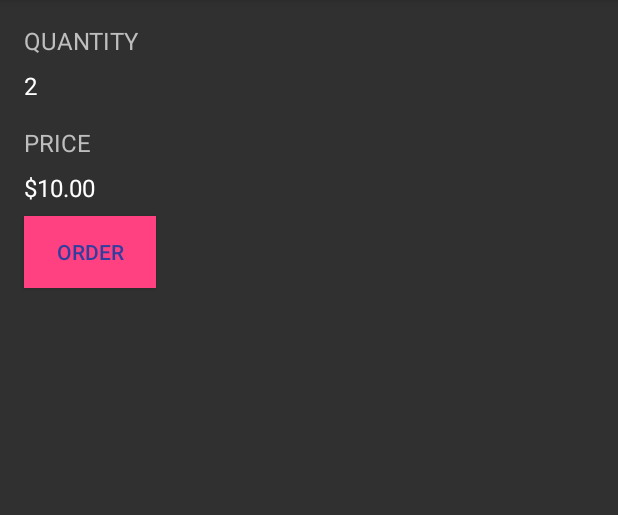
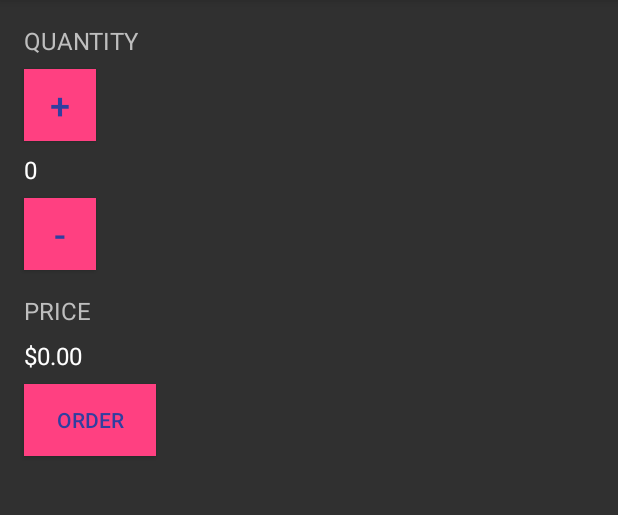
Before and after one commit to rowland007/JustJava, an Android app: the screen it shows after launch (MainActivity), after a tap on "ORDER", on a phone screen of 412 x 824 dp, the part 84-599 px from its top. Run offline under Robolectric (Android 15) with nearby library versions, the phone set to English and light mode, and no system bars.

Commit message:
Add increase/decrease button and functions

```diff
--- a/app/src/main/java/com/randarlabs/justjava/MainActivity.java
+++ b/app/src/main/java/com/randarlabs/justjava/MainActivity.java
@@ -5,11 +5,15 @@ import android.os.Bundle;
 import android.support.v7.app.AppCompatActivity;
 import android.view.View;
 import android.widget.TextView;
+import android.widget.Toast;
 
 /**
  * This app displays an order form to order coffee.
  */
 public class MainActivity extends AppCompatActivity {
+
+    int numberOfCoffees = 0;
+    double pricePerCoffee = 5.00;
 
     @Override
     protected void onCreate(Bundle savedInstanceState) {
@@ -22,7 +26,31 @@ public class MainActivity extends AppCompatActivity {
      */
     public void submitOrder(View view) {
         display(numberOfCoffees);
-        displayPrice(numberOfCoffees * 5);
+        displayPrice(numberOfCoffees * pricePerCoffee);
+        if(numberOfCoffees == 0) {
+            Toast.makeText(getApplicationContext(), "Nothing ordered", Toast.LENGTH_SHORT).show();
+        } else {
+            Toast.makeText(getApplicationContext(),"Thank you!", Toast.LENGTH_SHORT).show();
+        }
+    }
+
+    /**
+     * This method is called when the order button is clicked.
+     */
+    public void increaseQuantity(View view) {
+        numberOfCoffees = numberOfCoffees + 1;
+        display(numberOfCoffees);
+    }
+
+    /**
+     * This method is called when the order button is clicked.
+     */
+    public void decreaseQuantity(View view) {
+        if (numberOfCoffees <= 0) {
+            Toast.makeText(getApplicationContext(),"ERROR: Can't have less than 0", Toast.LENGTH_SHORT).show();
+        }
+        numberOfCoffees = numberOfCoffees > 0 ? numberOfCoffees - 1 : 0;
+        display(numberOfCoffees);
     }
 
     /**
@@ -36,10 +64,9 @@ public class MainActivity extends AppCompatActivity {
     /**
      * This method displays the given price on the screen.
      */
-    private void displayPrice(int number) {
+    private void displayPrice(double number) {
         TextView priceTextView = (TextView) findViewById(R.id.price_value);
         priceTextView.setText(NumberFormat.getCurrencyInstance().format(number));
     }
 
-    private int numberOfCoffees = 2;
 }
--- a/app/src/main/res/layout/activity_main.xml
+++ b/app/src/main/res/layout/activity_main.xml
@@ -18,6 +18,18 @@
         android:layout_marginStart="16dp"
         android:layout_marginTop="16dp"/>
 
+    <Button
+        android:id="@+id/incrementButton"
+        android:layout_width="48dp"
+        android:layout_height="48dp"
+        android:text="@string/incrementButton"
+        android:textSize="24sp"
+        android:onClick="increaseQuantity"
+        android:background="@color/colorAccent"
+        android:textColor="@color/colorPrimaryDark"
+        android:layout_marginTop="8dp"
+        android:layout_marginStart="16dp"/>
+
     <TextView
         android:id="@+id/quantity_value"
         android:layout_width="wrap_content"
@@ -27,6 +39,18 @@
         android:textSize="16sp"
         android:layout_marginStart="16dp"
         android:layout_marginTop="8dp"/>
+
+    <Button
+        android:id="@+id/decrementButton"
+        android:layout_width="48dp"
+        android:layout_height="48dp"
+        android:text="@string/decrementButton"
+        android:textSize="24sp"
+        android:onClick="decreaseQuantity"
+        android:background="@color/colorAccent"
+        android:textColor="@color/colorPrimaryDark"
+        android:layout_marginTop="8dp"
+        android:layout_marginStart="16dp"/>
 
     <TextView
         android:id="@+id/price_title"
--- a/app/src/main/res/values/strings.xml
+++ b/app/src/main/res/values/strings.xml
@@ -5,4 +5,6 @@
     <string name="order_button">Order</string>
     <string name="price_title">Price</string>
     <string name="price_value">$0.00</string>
+    <string name="incrementButton">+</string>
+    <string name="decrementButton">-</string>
 </resources>
```
